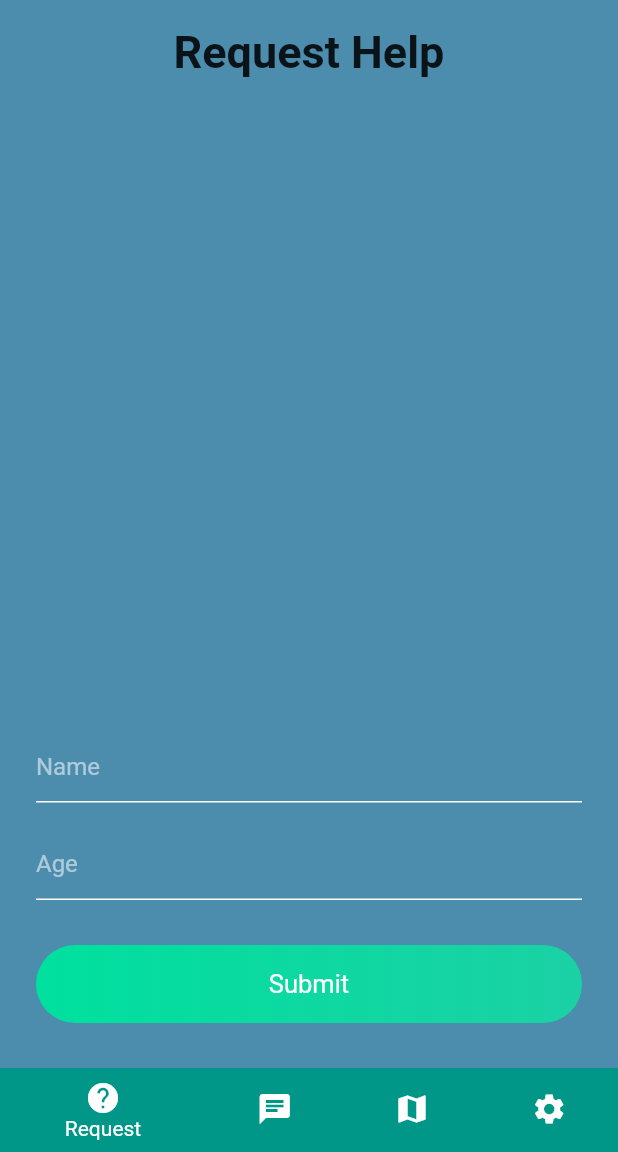
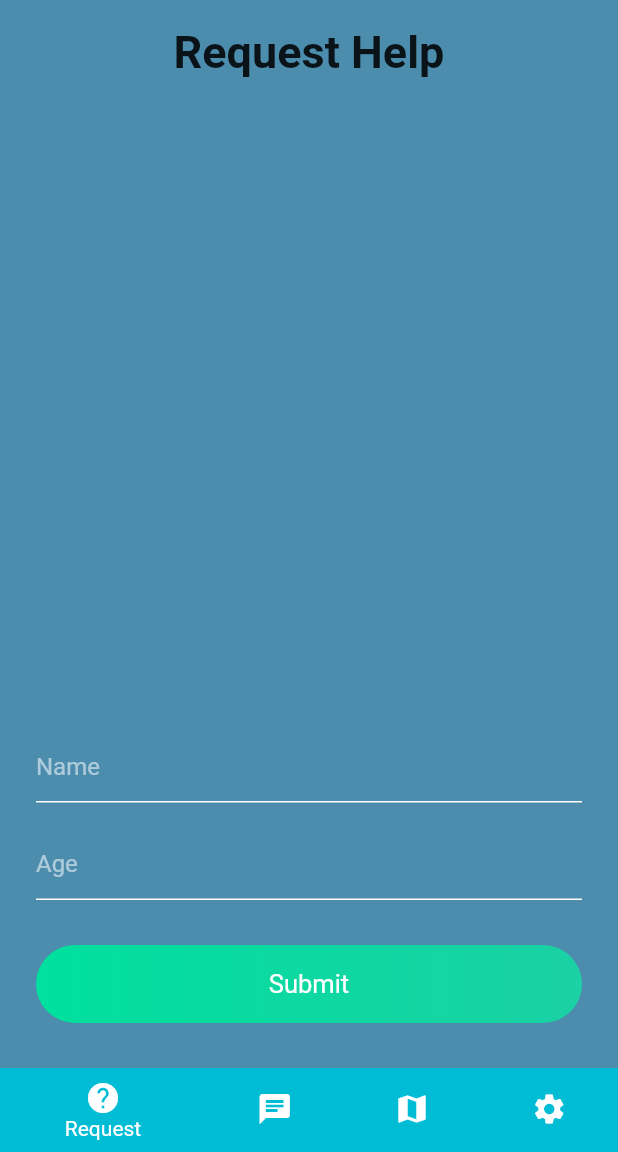
Before and after one commit to LilTerryZ/covid_helper, a Flutter app: the Navi screen opened directly, on a phone screen of 412 x 824 dp, the part 84-1236 px from its top. Run offline on Flutter 3.47's test engine with Material 2 defaults, Android fonts, the phone set to English and light mode, and no system bars; our stand-ins replace cloud_firestore, firebase_auth, google_maps_flutter, shared_preferences; accounts and stored records are empty; Roboto replaces fonts that are missing (OverpassRegular).

Commit message:
Minor Modifications

```diff
--- a/lib/services/navi.dart
+++ b/lib/services/navi.dart
@@ -3,6 +3,7 @@ import 'package:flutter/rendering.dart';
 import 'package:covid_helper/views/request.dart';
 import 'package:covid_helper/views/chat.dart';
 import 'package:covid_helper/views/volunmap.dart';
+
 class Destination {
   const Destination(this.index, this.title, this.icon, this.color);
   final int index;
@@ -12,10 +13,10 @@ class Destination {
 }
 
 const List<Destination> allDestinations = <Destination>[
-  Destination(0, 'Request', Icons.help, Colors.teal),
-  Destination(1, 'Chat', Icons.chat, Colors.cyan),
-  Destination(2, 'Map', Icons.map, Colors.orange),
-  Destination(3, 'Settings', Icons.settings, Colors.blue)
+  Destination(0, 'Request', Icons.help, Colors.cyan),
+  Destination(1, 'Chat', Icons.chat, Colors.lightBlue),
+  Destination(2, 'Map', Icons.map, Colors.blue),
+  Destination(3, 'Settings', Icons.settings, Colors.indigo)
 ];
 
 class ViewNavigatorObserver extends NavigatorObserver {
@@ -148,10 +149,10 @@ class _Destination4ViewState extends State<Destination4View> {
 
 class Navi extends StatefulWidget {
   @override
-  _HomePageState createState() => _HomePageState();
+  _NaviState createState() => _NaviState();
 }
 
-class _HomePageState extends State<Navi> with TickerProviderStateMixin<Navi> {
+class _NaviState extends State<Navi> with TickerProviderStateMixin<Navi> {
   List<Key> _destinationKeys;
   List<AnimationController> _faders;
   AnimationController _hide;
@@ -246,12 +247,6 @@ class _HomePageState extends State<Navi> with TickerProviderStateMixin<Navi> {
                                 _hide.forward();
                               },
                       ))
-                 //  child: DestinationView(
-                 //    destination: destination,
-                 //    onNavigation: () {
-                 //      _hide.forward();
-                 //    },
-                 // ),
                 ),
               );
               if (destination.index == _currentIndex) {
--- a/lib/views/signup.dart
+++ b/lib/views/signup.dart
@@ -100,7 +100,7 @@ class _SignUpState extends State<SignUp> {
               ),
             ),
             SizedBox(
-              height: 16,
+              height: 10,
             ),
             GestureDetector(
               onTap: (){
@@ -123,7 +123,7 @@ class _SignUpState extends State<SignUp> {
               ),
             ),
             SizedBox(
-              height: 16,
+              height: 10,
             ),
             Row(
               mainAxisAlignment: MainAxisAlignment.center,
@@ -147,7 +147,7 @@ class _SignUpState extends State<SignUp> {
               ],
             ),
             SizedBox(
-              height: 50,
+              height: 20,
             )
           ],
         ),
--- a/lib/views/volunmap.dart
+++ b/lib/views/volunmap.dart
@@ -17,8 +17,8 @@ class _VolunMapState extends State<VolunMap> {
   GoogleMapController mapController;
 
   static final CameraPosition _startpoint = CameraPosition(
-    target: LatLng(37.42796133580664, -122.085749655962),
-    zoom: 14.4746,
+    target: LatLng(43.468437, -79.698716),
+    zoom: 14,
   );
 
   void _onMapCreated(GoogleMapController controller) {
```
